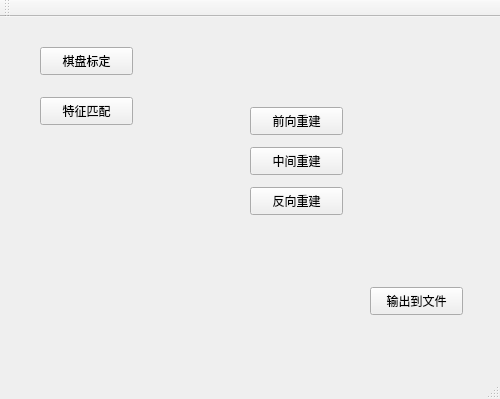
Before: the Qt Designer form tree_dimentional_reconstruction/mainwindow.ui in zenglingchang/Opencv_project, drawn with Qt 5.
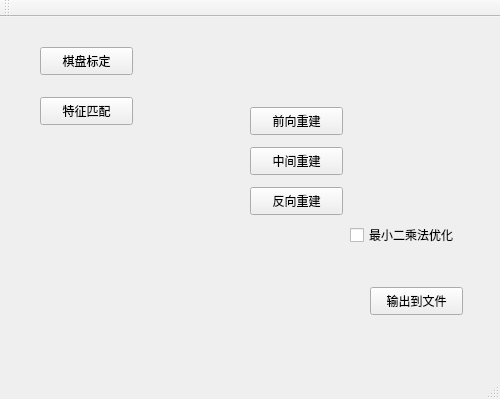
After: the same form once the commit is applied.

Commit message:
界面更改
加入了是否选择最小二乘优化的选项

The edit to the form file:
```diff
--- a/tree_dimentional_reconstruction/mainwindow.ui
+++ b/tree_dimentional_reconstruction/mainwindow.ui
@@ -92,6 +92,19 @@
      <string>反向重建</string>
     </property>
    </widget>
+   <widget class="QCheckBox" name="checkBox">
+    <property name="geometry">
+     <rect>
+      <x>350</x>
+      <y>210</y>
+      <width>131</width>
+      <height>16</height>
+     </rect>
+    </property>
+    <property name="text">
+     <string>最小二乘法优化</string>
+    </property>
+   </widget>
   </widget>
   <widget class="QMenuBar" name="menuBar">
    <property name="geometry">
```
The commit also changes 1 other file.
